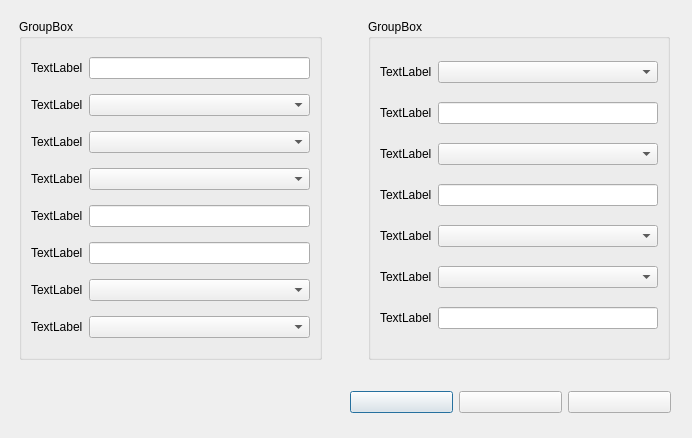
Above: StitcherV120/setting.ui from Taowyoo/StitcherV120 before the change. Below: the same form after it.
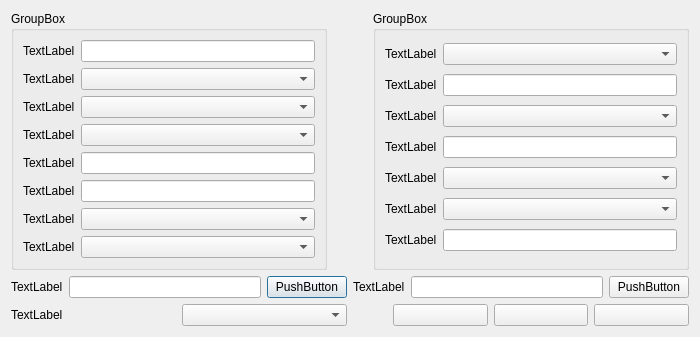
That is the form after the change.

Commit message: finish the first version of the stitcher

Patch:
```diff
--- a/StitcherV120/setting.ui
+++ b/StitcherV120/setting.ui
@@ -6,24 +6,35 @@
    <rect>
     <x>0</x>
     <y>0</y>
-    <width>692</width>
-    <height>438</height>
+    <width>700</width>
+    <height>329</height>
    </rect>
   </property>
+  <property name="sizePolicy">
+   <sizepolicy hsizetype="Fixed" vsizetype="Fixed">
+    <horstretch>0</horstretch>
+    <verstretch>0</verstretch>
+   </sizepolicy>
+  </property>
+  <property name="minimumSize">
+   <size>
+    <width>0</width>
+    <height>0</height>
+   </size>
+  </property>
+  <property name="maximumSize">
+   <size>
+    <width>800</width>
+    <height>600</height>
+   </size>
+  </property>
   <property name="windowTitle">
    <string>Dialog</string>
   </property>
-  <widget class="QWidget" name="">
-   <property name="geometry">
-    <rect>
-     <x>19</x>
-     <y>19</y>
-     <width>651</width>
-     <height>341</height>
-    </rect>
-   </property>
-   <layout class="QHBoxLayout" name="horizontalLayout_2">
-    <item>
+  <layout class="QGridLayout" name="gridLayout_4">
+   <item row="0" column="0" colspan="2">
+    <layout class="QGridLayout" name="gridLayout_3">
+     <item row="0" column="0">
      <widget class="QGroupBox" name="rotationGroupBox">
       <property name="title">
        <string>GroupBox</string>
@@ -112,13 +123,13 @@
       </layout>
      </widget>
     </item>
-    <item>
+     <item row="0" column="1">
      <spacer name="horizontalSpacer_2">
       <property name="orientation">
        <enum>Qt::Horizontal</enum>
       </property>
       <property name="sizeType">
-       <enum>QSizePolicy::Fixed</enum>
+        <enum>QSizePolicy::Preferred</enum>
       </property>
       <property name="sizeHint" stdset="0">
        <size>
@@ -128,7 +139,7 @@
       </property>
      </spacer>
     </item>
-    <item>
+     <item row="0" column="2">
      <widget class="QGroupBox" name="compositeGroupBox">
       <property name="title">
        <string>GroupBox</string>
@@ -208,16 +219,68 @@
      </widget>
     </item>
    </layout>
-  </widget>
-  <widget class="QWidget" name="">
-   <property name="geometry">
-    <rect>
-     <x>310</x>
-     <y>390</y>
-     <width>361</width>
-     <height>25</height>
-    </rect>
-   </property>
+   </item>
+   <item row="1" column="0" colspan="2">
+    <layout class="QHBoxLayout" name="horizontalLayout_2">
+     <item>
+      <widget class="QLabel" name="stitcher3label">
+       <property name="text">
+        <string>TextLabel</string>
+       </property>
+      </widget>
+     </item>
+     <item>
+      <widget class="QLineEdit" name="stitcher3lineEdit">
+       <property name="readOnly">
+        <bool>true</bool>
+       </property>
+      </widget>
+     </item>
+     <item>
+      <widget class="QPushButton" name="stitcher3pushButton">
+       <property name="text">
+        <string>PushButton</string>
+       </property>
+      </widget>
+     </item>
+     <item>
+      <widget class="QLabel" name="stitcher6label">
+       <property name="text">
+        <string>TextLabel</string>
+       </property>
+      </widget>
+     </item>
+     <item>
+      <widget class="QLineEdit" name="stitcher6lineEdit">
+       <property name="readOnly">
+        <bool>true</bool>
+       </property>
+      </widget>
+     </item>
+     <item>
+      <widget class="QPushButton" name="stitcher6pushButton">
+       <property name="text">
+        <string>PushButton</string>
+       </property>
+      </widget>
+     </item>
+    </layout>
+   </item>
+   <item row="2" column="0">
+    <layout class="QHBoxLayout" name="horizontalLayout_3">
+     <item>
+      <widget class="QLabel" name="currentStitcherlabel">
+       <property name="text">
+        <string>TextLabel</string>
+       </property>
+      </widget>
+     </item>
+     <item>
+      <widget class="QComboBox" name="currentStitchercomboBox"/>
+     </item>
+    </layout>
+   </item>
+   <item row="2" column="1">
    <layout class="QHBoxLayout" name="horizontalLayout">
     <item>
      <spacer name="horizontalSpacer">
@@ -225,7 +288,7 @@
        <enum>Qt::Horizontal</enum>
       </property>
       <property name="sizeType">
-       <enum>QSizePolicy::Fixed</enum>
+        <enum>QSizePolicy::Preferred</enum>
       </property>
       <property name="sizeHint" stdset="0">
        <size>
@@ -257,7 +320,8 @@
      </widget>
     </item>
    </layout>
-  </widget>
+   </item>
+  </layout>
  </widget>
  <resources/>
  <connections/>
```
Lines whose indentation alone changed are shown as unchanged. The commit also changes 18 other files.
